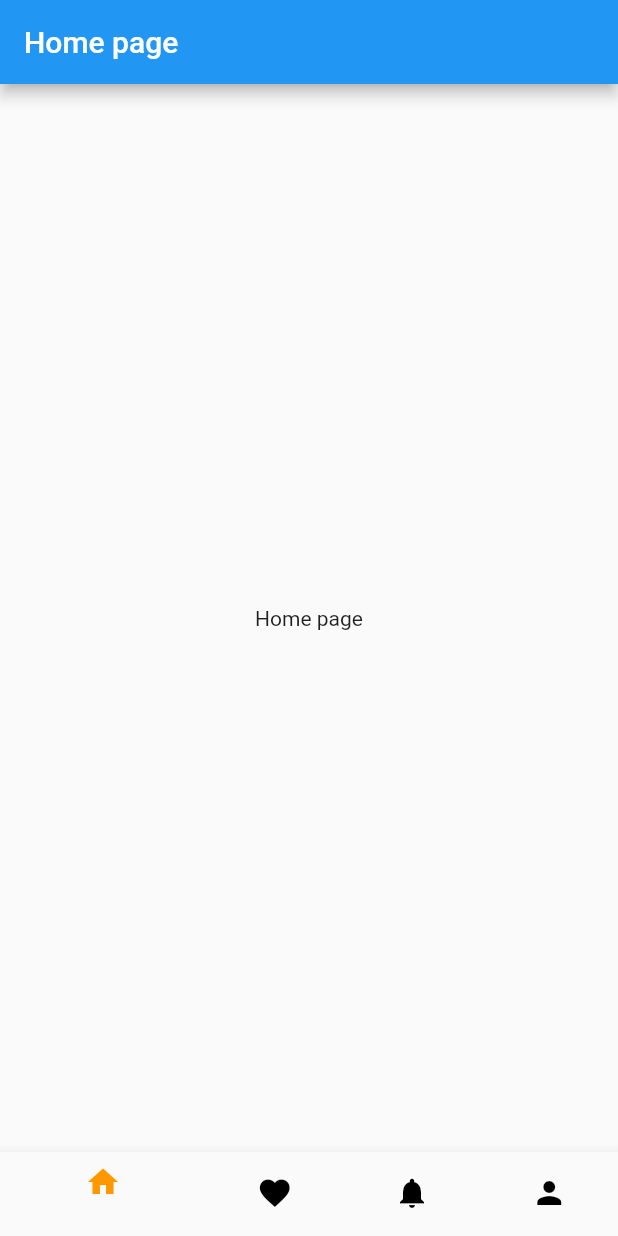
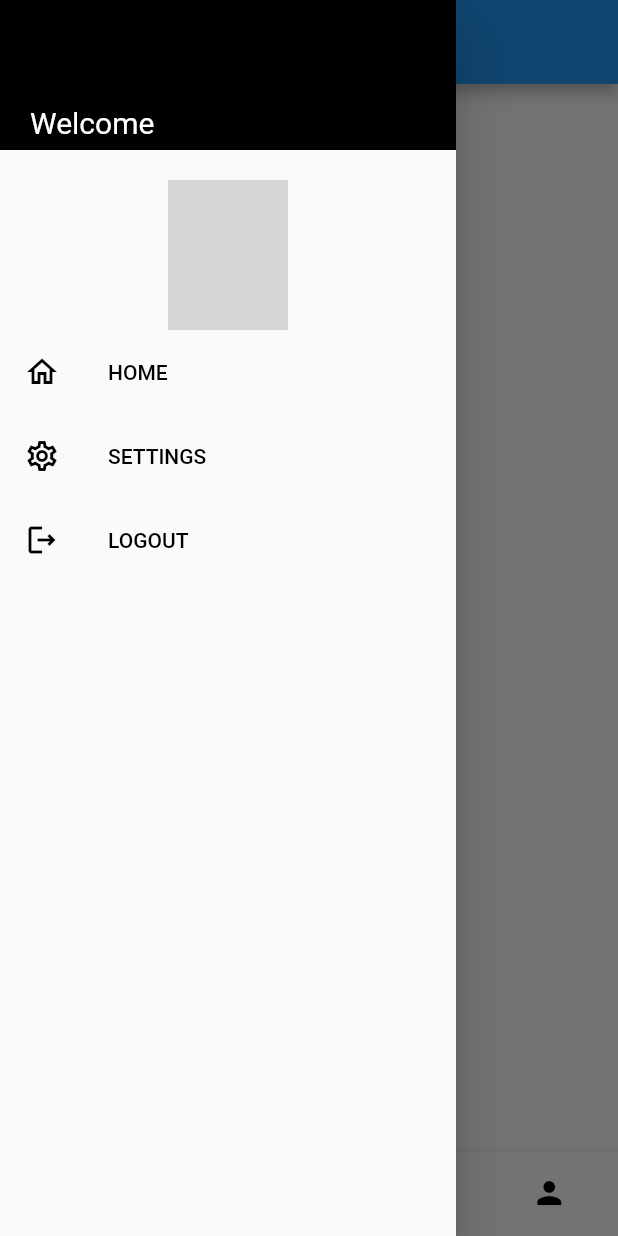
Before and after one commit to nandan-jain/flutter_learning, a Flutter app: the HomeState screen opened directly, with the side drawer open (before the commit the screen has no drawer), on a phone screen of 412 x 824 dp. Run offline on Flutter 3.47's test engine with Material 2 defaults, Android fonts, the phone set to English and light mode, and no system bars; network calls fail; grey boxes are pictures that could not be loaded.

Commit message:
drawer executed

```diff
--- a/lib/app_screens/base_screen.dart
+++ b/lib/app_screens/base_screen.dart
@@ -1,5 +1,34 @@
 import 'package:flutter/material.dart';
 import 'package:hello_world/app_screens/home_screen.dart';
+import 'package:hello_world/base_widgets/main_drawer.dart';
+
+class Welcomepage extends StatelessWidget {
+  const Welcomepage({Key? key}) : super(key: key);
+
+  @override
+  Widget build(BuildContext context) {
+    return Scaffold(
+        body: Container(
+      child: Column(
+        mainAxisAlignment: MainAxisAlignment.spaceEvenly,
+        children: <Widget>[
+          Container(
+            child: Text('Welcome'),
+          ),
+          Container(
+              child: ElevatedButton(
+            child: Text('Get started'),
+            onPressed: () {
+              Navigator.push(context,
+                  MaterialPageRoute(builder: (context) => HomeState()));
+            },
+            style: ElevatedButton.styleFrom(primary: Colors.orange),
+          )),
+        ],
+      ),
+    ));
+  }
+}
 
 class HomeState extends StatefulWidget {
   const HomeState({Key? key}) : super(key: key);
@@ -20,15 +49,11 @@ class _HomeStateState extends State<HomeState> {
   @override
   Widget build(BuildContext context) {
     return Scaffold(
-
-      body: Center(
-        child: _pagesData[_curStep],
-        // child: _bodyWidget(),
+      appBar: AppBar(
+        title: Text('app bar'),
       ),
-      // floatingActionButton: FloatingActionButton(
-      //   child: Icon(Icons.airline_seat_recline_normal),
-      //   onPressed: _resetCount,
-      // ),
+      drawer: MainDrawer(),
+      body: _pagesData[_curStep],
       bottomNavigationBar: BottomNavigationBar(
         items: <BottomNavigationBarItem>[
           BottomNavigationBarItem(
--- a/lib/app_screens/home_screen.dart
+++ b/lib/app_screens/home_screen.dart
@@ -5,13 +5,19 @@ class HomePage extends StatelessWidget {
 
   @override
   Widget build(BuildContext context) {
-    return Scaffold(
-      appBar: AppBar(
-        title: Text('Home page'),
-      ),
-      body: Center(
-        child: Text('Home page'),
-      ),
+    return Center(
+      child: Text('Home page'),
+    );
+  }
+}
+
+class NotificationPage extends StatelessWidget {
+  const NotificationPage({Key? key}) : super(key: key);
+
+  @override
+  Widget build(BuildContext context) {
+    return Center(
+      child: Text('notification page'),
     );
   }
 }
@@ -21,29 +27,8 @@ class FavouritePage extends StatelessWidget {
 
   @override
   Widget build(BuildContext context) {
-    return Scaffold(
-      appBar: AppBar(
-        title: Text('favourite page'),
-      ),
-      body: Center(
-        child: Text('favourite page'),
-      ),
-    );
-  }
-}
-
-class NotificationPage extends StatelessWidget {
-  const NotificationPage({Key? key}) : super(key: key);
-
-  @override
-  Widget build(BuildContext context) {
-    return Scaffold(
-      appBar: AppBar(
-        title: Text('Notification page'),
-      ),
-      body: Center(
-        child: Text('Notification page'),
-      ),
+    return Center(
+      child: Text('favourite page'),
     );
   }
 }
@@ -53,13 +38,23 @@ class ProfilePage extends StatelessWidget {
 
   @override
   Widget build(BuildContext context) {
-    return Scaffold(
-      appBar: AppBar(
-        title: Text('Profile page'),
-      ),
-      body: Center(
-        child: Text('Profile page'),
-      ),
+    return Center(
+      child: Text('profile page'),
     );
   }
 }
+
+class SettingsPage extends StatelessWidget {
+  const SettingsPage({Key? key}) : super(key: key);
+
+  @override
+  Widget build(BuildContext context) {
+    return Scaffold(
+      appBar: AppBar(
+        title: Text('Settings'),
+        // leading: Icon(Icons.settings_outlined),
+      ),
+      body: Center(child: Text('settings PAge'),),
+    );
+  }
+}
--- /dev/null
+++ b/lib/base_widgets/main_drawer.dart
@@ -0,0 +1,72 @@
+import 'package:flutter/material.dart';
+import 'package:hello_world/app_screens/home_screen.dart';
+
+
+class MainDrawer extends StatelessWidget {
+  const MainDrawer({Key? key}) : super(key: key);
+
+  @override
+  Widget build(BuildContext context) {
+    return Drawer(
+      child: Column(
+        children: <Widget>[
+          Container(
+            height: 100,
+            // margin: EdgeInsets.only(top: 50),
+            child: Padding(
+              padding: EdgeInsets.only(top: 70, left: 20),
+              child: Text('Welcome',
+                  style: TextStyle(fontSize: 20, color: Colors.white)),
+            ),
+            color: Colors.black,
+            width: double.infinity,
+          ),
+          Container(
+            width: 80,
+            height: 100,
+            margin: EdgeInsets.only(top: 20),
+            decoration: BoxDecoration(
+                shape: BoxShape.circle,
+                image: DecorationImage(
+                    image: NetworkImage(
+                        'https://yt3.ggpht.com/ytc/AKedOLQhE8UbT1IXDDfAqe-TS_TvHgkLqz3AeB0QM5k8Iw=s88-c-k-c0x00ffffff-no-rj'))),
+          ),
+          ListTile(
+            title: Text(
+              'HOME',
+              style: TextStyle(color: Colors.black),
+            ),
+            leading: Icon(
+              Icons.home_outlined,
+              color: Colors.black,
+            ),
+          ),
+          ListTile(
+              title: Text(
+                'SETTINGS',
+                style: TextStyle(color: Colors.black),
+              ),
+              leading: Icon(
+                Icons.settings_outlined,
+                color: Colors.black,
+              ),
+              onTap: () {
+                Navigator.of(context).pop();
+                Navigator.push(context,
+                    MaterialPageRoute(builder: (context) => SettingsPage()));
+              }),
+          ListTile(
+            title: Text(
+              'LOGOUT',
+              style: TextStyle(color: Colors.black),
+            ),
+            leading: Icon(
+              Icons.logout_outlined,
+              color: Colors.black,
+            ),
+          ),
+        ],
+      ),
+    );
+  }
+}
--- a/lib/main.dart
+++ b/lib/main.dart
@@ -12,7 +12,7 @@ class Homepage extends StatelessWidget {
   Widget build(BuildContext context) {
     return MaterialApp(
       title: "Ecommerce App",
-      home: HomeState(),
+      home: Welcomepage(),
       theme: ThemeData(primaryColor: Colors.black, accentColor: Colors.pink),
       debugShowCheckedModeBanner: false,
 
```
Also changed, not shown: lib/base_widgets/bottom_navigation-bar.dart (added, +10 -0 lines), flutter_01.png (added).
